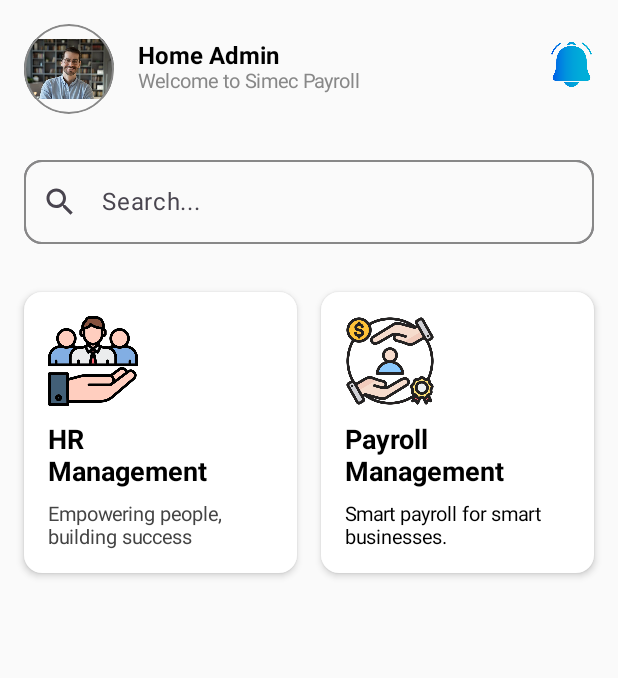
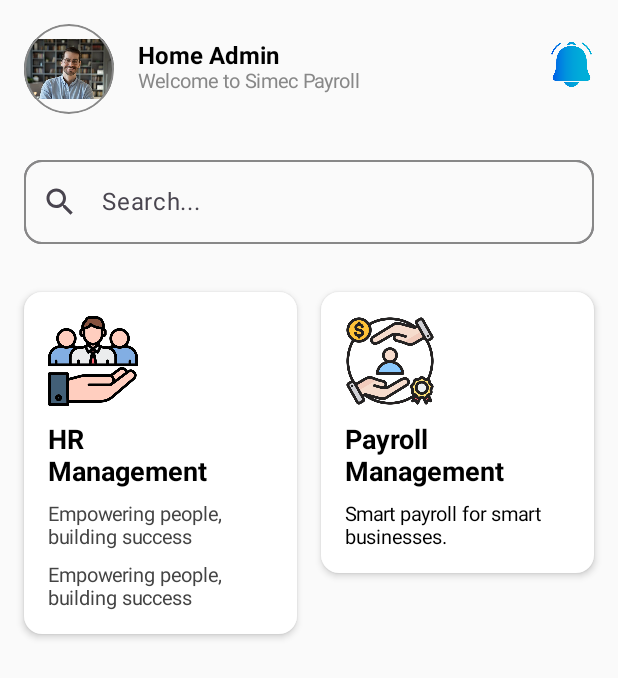
Before and after one commit to eh-siam/B2BPayroll, an Android app built with Jetpack Compose: the HomeActivity screen opened directly, with no data from a screen before it, on a phone screen of 412 x 824 dp. Shown: the top 678 px of the screen. Run offline under Robolectric (Android 15) with nearby library versions, the phone set to English and light mode, and no system bars; 1 statement that could not run was skipped.

```diff
--- a/app/src/main/java/com/simec/b2bpayroll/presentation/screen/home/HomeScreen.kt
+++ b/app/src/main/java/com/simec/b2bpayroll/presentation/screen/home/HomeScreen.kt
@@ -179,6 +179,15 @@
                             ),
                             modifier = Modifier.padding(top = 10.dp)
                         )
+                        Text(
+                            text = "Empowering people,\nbuilding success",
+                            style = TextStyle(
+                                fontSize = 13.sp,
+                                fontWeight = FontWeight.Normal,
+                                color = Color.DarkGray
+                            ),
+                            modifier = Modifier.padding(top = 10.dp)
+                        )
                     }
 
 
```
